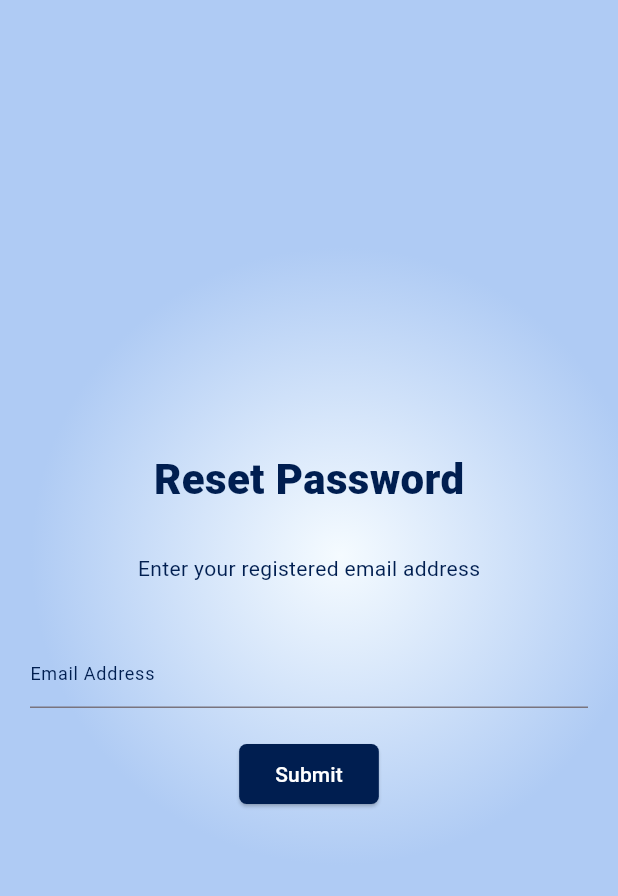
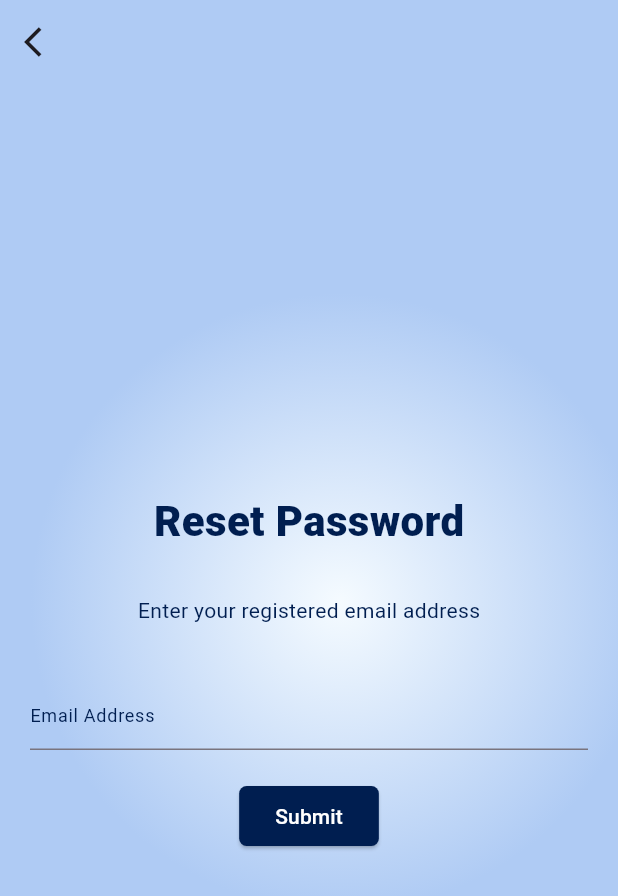
Before and after one commit to navendunandu/nuParent, a Flutter app: the ForgotPassword screen opened directly, on a phone screen of 412 x 824 dp. Shown: the top 896 px of the screen. Run offline on Flutter 3.47's test engine with Material 3 defaults, Android fonts, the phone set to English and light mode, and no system bars; our stand-ins replace chewie, cloud_firestore, firebase_auth, firebase_core, firebase_storage, flutter_tts and 9 more; missing offline and left inert: flutter_ringtone_player, video_thumbnail; accounts and stored records are empty.

Commit message:
back button

```diff
--- a/Mobile/lib/forget_password.dart
+++ b/Mobile/lib/forget_password.dart
@@ -56,6 +56,16 @@ class ForgotPassword extends StatelessWidget {
     final TextEditingController emailController = TextEditingController();
 
     return Scaffold(
+      appBar: AppBar(
+        backgroundColor: const Color.fromARGB(255, 175, 203, 244),
+        leading: IconButton(
+            onPressed: () {
+              Navigator.pop(context);
+            },
+            icon: const Icon(
+              Icons.arrow_back_ios,
+            )),
+      ),
       body: SafeArea(
           child: Container(
         decoration: const BoxDecoration(
@@ -97,7 +107,8 @@ class ForgotPassword extends StatelessWidget {
                   controller: emailController,
                   decoration: const InputDecoration(
                       hintText: "Email Address",
-                      hintStyle: TextStyle(color: AppColors.primaryColor, fontSize: 12)),
+                      hintStyle: TextStyle(
+                          color: AppColors.primaryColor, fontSize: 12)),
                 ),
               ),
               ElevatedButton(
```
Lines whose indentation alone changed are shown as unchanged.
